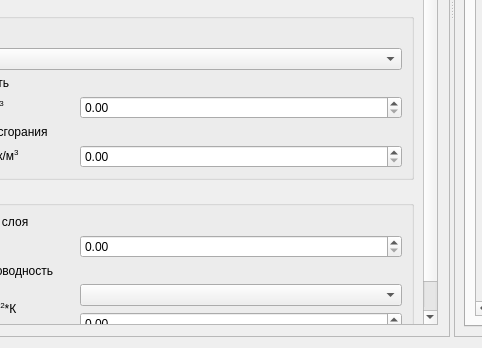
Qt form src/plugins/calculate/boilerform.ui (alexey-zayats/bonaka) before a commit; both pictures show x 96 to 578 and y 367 to 715 of the 977 by 715 pixel window.
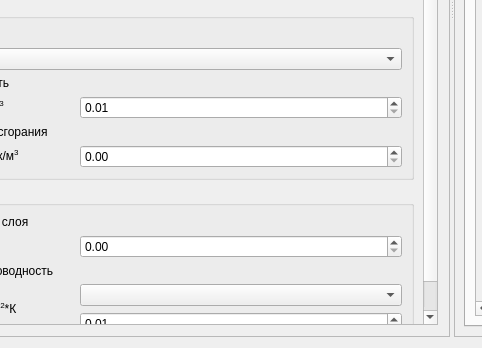
The same form after that commit. The open tabs and pages were chosen to show the change.

Commit message: Правки по значениям полей

```diff
--- a/src/plugins/calculate/boilerform.ui
+++ b/src/plugins/calculate/boilerform.ui
@@ -149,7 +149,7 @@
               <property name="geometry">
                <rect>
                 <x>0</x>
-                <y>0</y>
+                <y>-102</y>
                 <width>480</width>
                 <height>697</height>
                </rect>
@@ -416,7 +416,14 @@
                      <widget class="QComboBox" name="wScumTypeCombo"/>
                     </item>
                     <item row="4" column="1">
-                     <widget class="QDoubleSpinBox" name="wScumHeatSpin"/>
+                     <widget class="QDoubleSpinBox" name="wScumHeatSpin">
+                      <property name="minimum">
+                       <double>0.010000000000000</double>
+                      </property>
+                      <property name="maximum">
+                       <double>5.500000000000000</double>
+                      </property>
+                     </widget>
                     </item>
                    </layout>
                   </item>
@@ -469,8 +476,11 @@
                     </item>
                     <item row="3" column="1">
                      <widget class="QDoubleSpinBox" name="wFuelCostSpin">
+                      <property name="minimum">
+                       <double>0.010000000000000</double>
+                      </property>
                       <property name="maximum">
-                       <double>999999.000000000000000</double>
+                       <double>10.000000000000000</double>
                       </property>
                      </widget>
                     </item>
```
Left out of the diff: 9 changed lines with no effect on the pictures. The commit also changes 1 other file.
